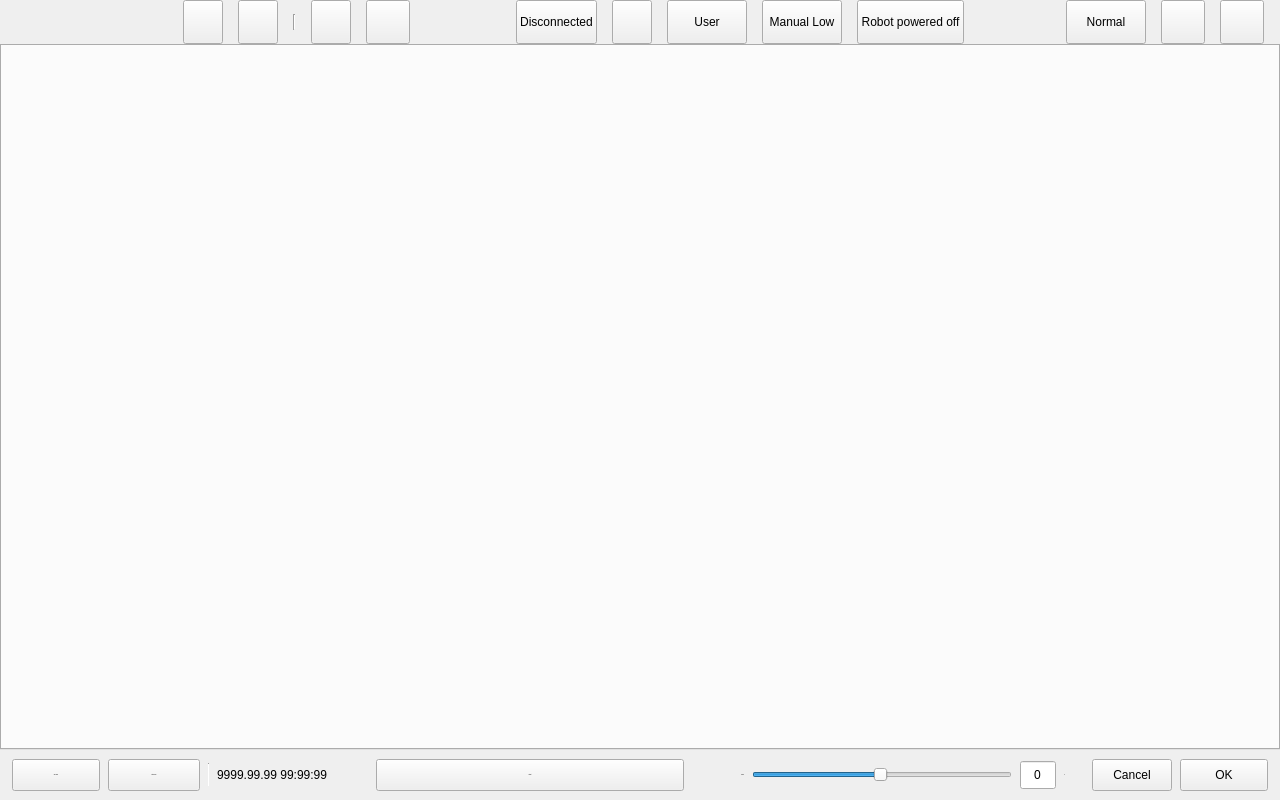
Old version of the form src/plugins/coreplugin/mainwidget.ui in the repository DiorLou/HKCLR_BIO.
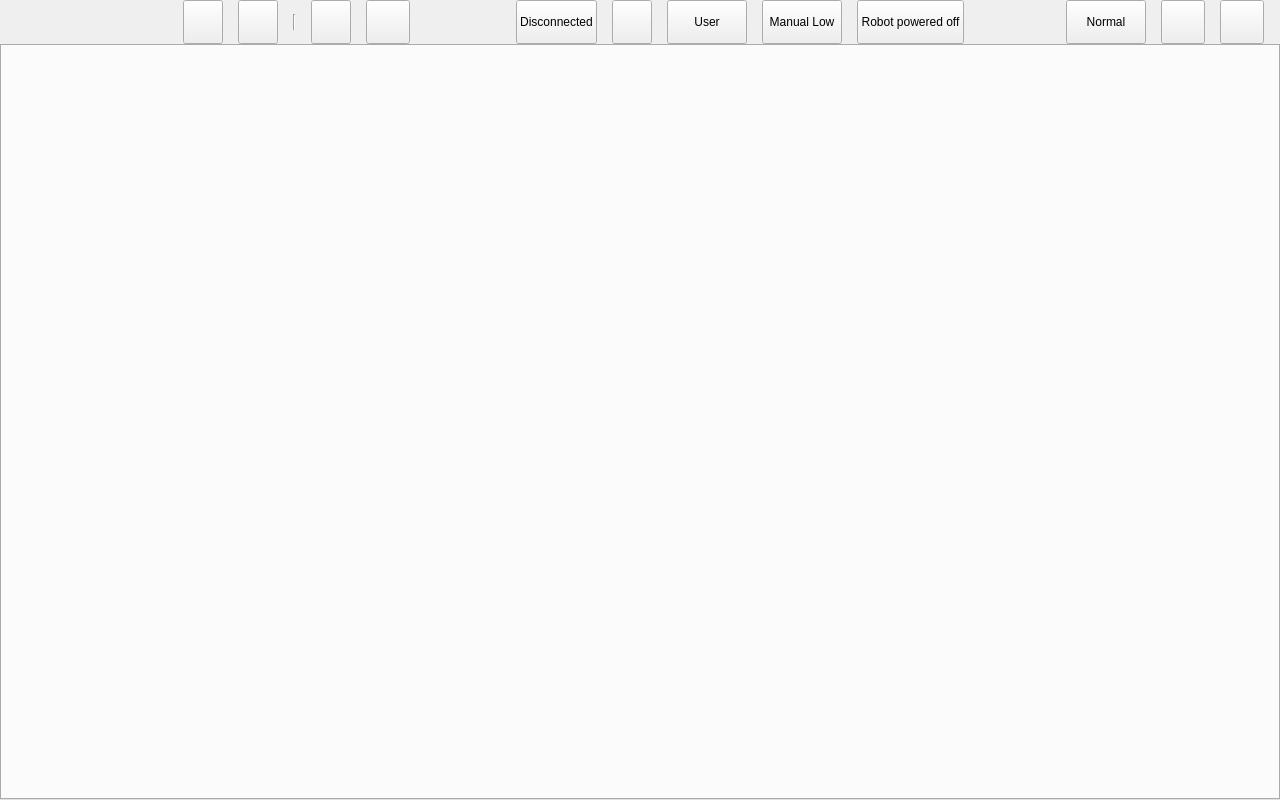
New version of the form. Icons and pictures are not drawn. Custom widgets are drawn as their Qt base class.

Commit message: feat: connect Robot Control motion controls

Diff of the .ui file:
```diff
--- a/src/plugins/coreplugin/mainwidget.ui
+++ b/src/plugins/coreplugin/mainwidget.ui
@@ -1468,13 +1468,13 @@
      <property name="minimumSize">
       <size>
        <width>1280</width>
-       <height>50</height>
+       <height>0</height>
       </size>
      </property>
      <property name="maximumSize">
       <size>
        <width>16777215</width>
-       <height>50</height>
+       <height>0</height>
       </size>
      </property>
      <property name="focusPolicy">
```
Left out of the diff: 3 changed lines with no effect on the pictures. The commit also changes 2 other files.
